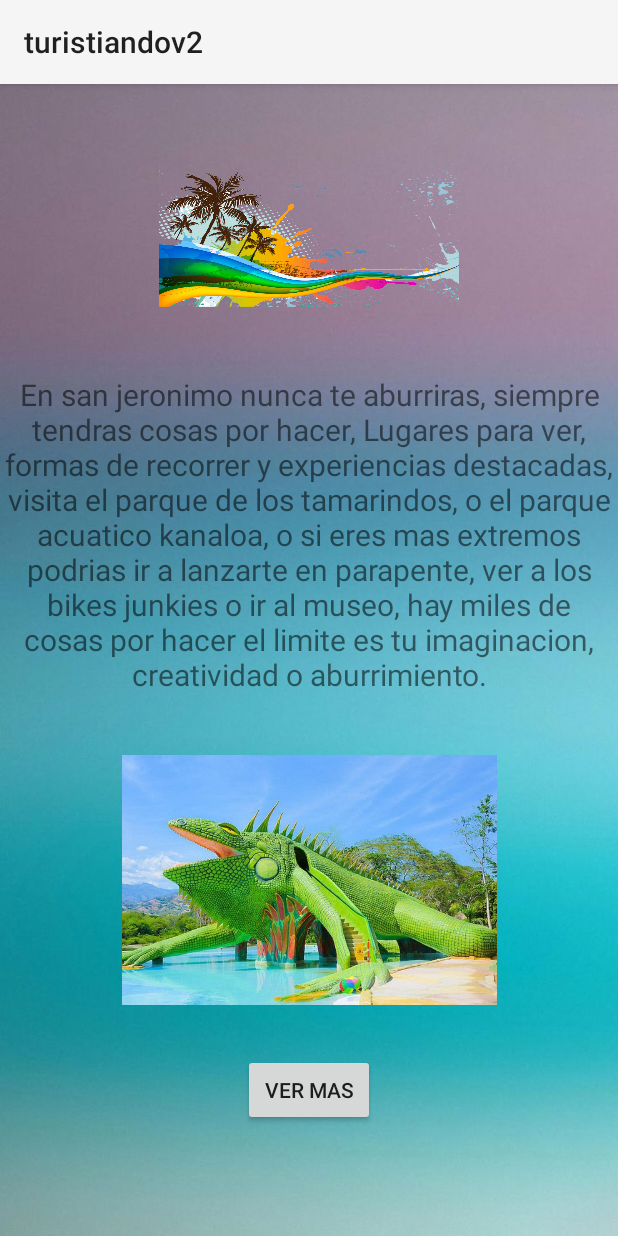
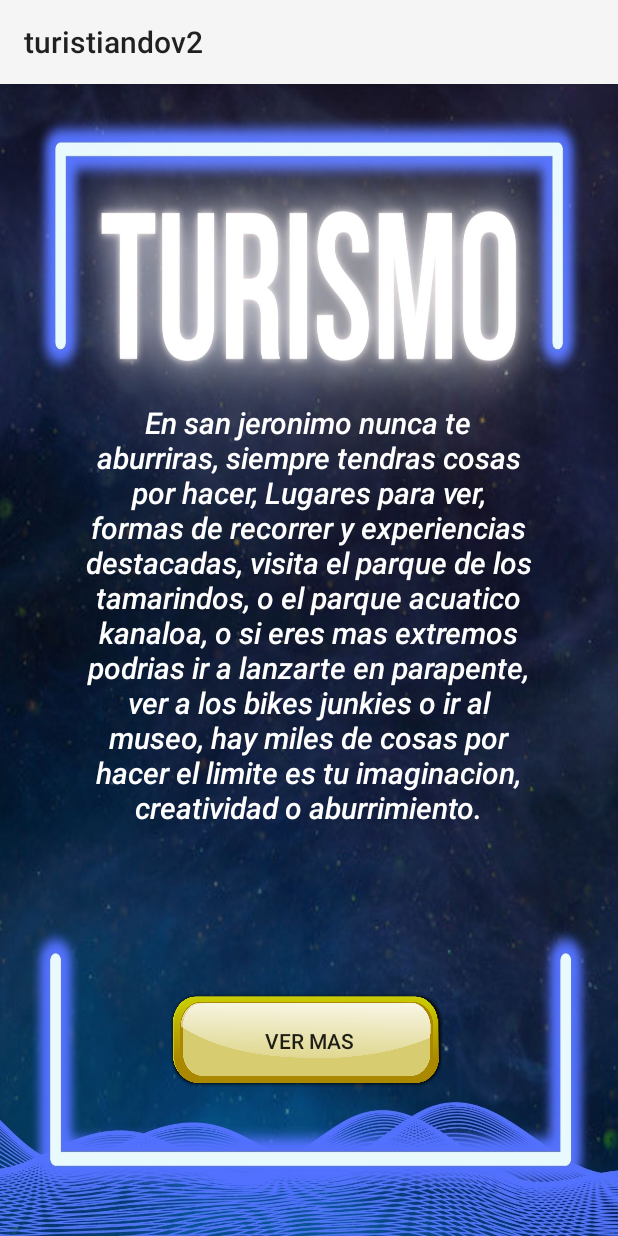
Before and after one commit to sebasR26/turistiando, an Android app: the Turismo screen opened directly, with no data from a screen before it, on a phone screen of 412 x 824 dp. Run offline under Robolectric (Android 15) with nearby library versions, the light colour scheme and no system bars.

Commit message:
mejoramos el diseño

```diff
--- a/app/src/main/res/layout/activity_turismo.xml
+++ b/app/src/main/res/layout/activity_turismo.xml
@@ -4,14 +4,13 @@
     xmlns:tools="http://schemas.android.com/tools"
     android:layout_width="match_parent"
     android:layout_height="match_parent"
-    android:background="@drawable/fondo1"
+    android:background="@drawable/turismo"
     tools:context=".Turismo">
 
     <TextView
         android:id="@+id/titulo"
         android:layout_width="200dp"
         android:layout_height="100dp"
-        android:background="@drawable/i2"
         android:textAlignment="center"
         android:textSize="50dp"
         app:layout_constraintBottom_toBottomOf="parent"
@@ -20,36 +19,30 @@
         app:layout_constraintTop_toTopOf="parent"
         app:layout_constraintVertical_bias="0.08" />
 
+
     <TextView
         android:id="@+id/descripcion"
-        android:layout_width="wrap_content"
-        android:layout_height="wrap_content"
+        android:layout_width="300dp"
+        android:layout_height="350dp"
+        android:fontFamily="sans-serif-medium"
         android:text="@string/resenaturismo"
+        android:textAlignment="center"
+        android:textColor="@color/white"
         android:textSize="20dp"
-        android:textAlignment="center"
-        app:layout_constraintVertical_bias="0.1"
-        app:layout_constraintTop_toBottomOf="@id/titulo"
-        app:layout_constraintEnd_toEndOf="parent"
-        app:layout_constraintBottom_toBottomOf="parent"
-        app:layout_constraintStart_toStartOf="parent"
-        />
-
-    <ImageView
-        android:id="@+id/logo"
-        android:layout_width="250dp"
-        android:layout_height="170dp"
-        android:src="@drawable/ift"
-        app:layout_constraintTop_toBottomOf="@id/descripcion"
-        app:layout_constraintStart_toStartOf="parent"
+        android:textStyle="italic"
         app:layout_constraintBottom_toBottomOf="parent"
         app:layout_constraintEnd_toEndOf="parent"
-        app:layout_constraintVertical_bias="0.2" />
+        app:layout_constraintHorizontal_bias="0.495"
+        app:layout_constraintStart_toStartOf="parent"
+        app:layout_constraintTop_toBottomOf="@id/titulo"
+        app:layout_constraintVertical_bias="0.221" />
 
     <Button
-        android:layout_width="wrap_content"
-        android:layout_height="wrap_content"
+        android:layout_width="200dp"
+        android:layout_height="70dp"
+        android:background="@drawable/boton"
         android:text="VER MAS"
-        app:layout_constraintTop_toBottomOf="@id/logo"
+        app:layout_constraintTop_toBottomOf="@id/descripcion"
         app:layout_constraintStart_toStartOf="parent"
         app:layout_constraintBottom_toBottomOf="parent"
         app:layout_constraintEnd_toEndOf="parent"
```
Also changed, not shown: app/src/main/res/layout/activity_hoteles_home.xml (+10 -23 lines), app/src/main/res/layout/activity_restaurantes_home.xml (+18 -25 lines), app/src/main/res/drawable-v24/boton.png (added), app/src/main/res/drawable-v24/hoteles.jpg (added), app/src/main/res/drawable-v24/restaurante.jpg (added), app/src/main/res/drawable-v24/restaurante2.jpg (added), app/src/main/res/drawable-v24/turismo.jpg (added), app/src/main/res/drawable-v24/turismo2.jpg (added), app/src/main/res/drawable-v24/turismo_2.jpg (added).
